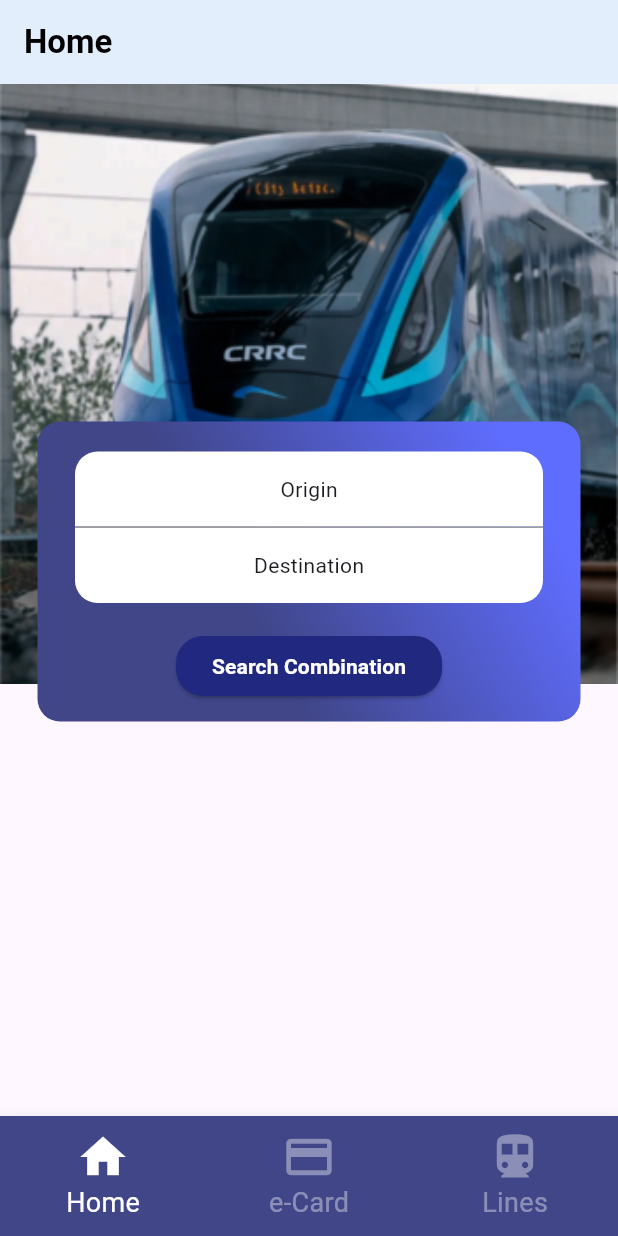
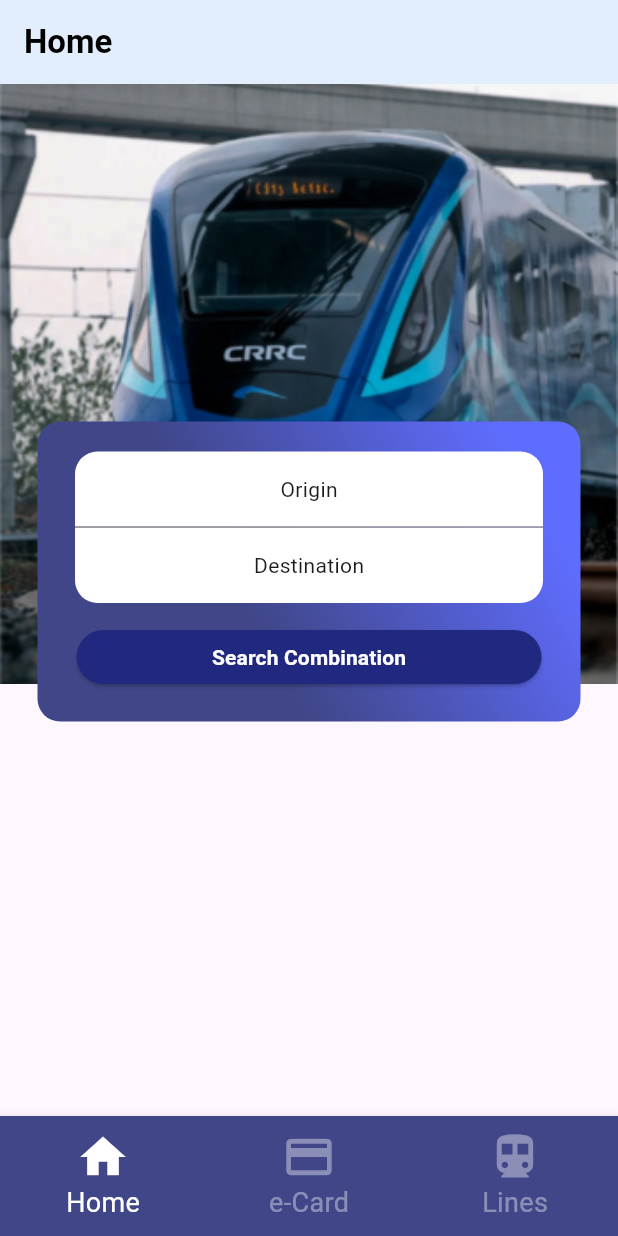
Before and after one commit to francesctr4/FlutterAppProject, a Flutter app: the screen it shows after launch, on a phone screen of 412 x 824 dp. Run offline on Flutter 3.47's test engine with Material 3 defaults, Android fonts, the phone set to English and light mode, and no system bars.

Commit message:
Fixed Home Button Scale

```diff
--- a/flutter_app_project/project_source/lib/screens/home_screen.dart
+++ b/flutter_app_project/project_source/lib/screens/home_screen.dart
@@ -87,7 +87,11 @@ class HomeScreen extends StatelessWidget {
                         ),
                       ),
                       Padding(
-                        padding: const EdgeInsets.all(18.0),
+                        padding:
+                            const EdgeInsets.only(top: 18, left: 26, right: 26),
+                        child: SizedBox(
+                          width: screenSize.width,
+                          height: 36,
                           child: ElevatedButton(
                             onPressed: () {},
                             style: ElevatedButton.styleFrom(
@@ -105,6 +109,7 @@ class HomeScreen extends StatelessWidget {
                             ),
                           ),
                         ),
+                      ),
                     ],
                   ),
                 ),
```
Lines whose indentation alone changed are shown as unchanged.
